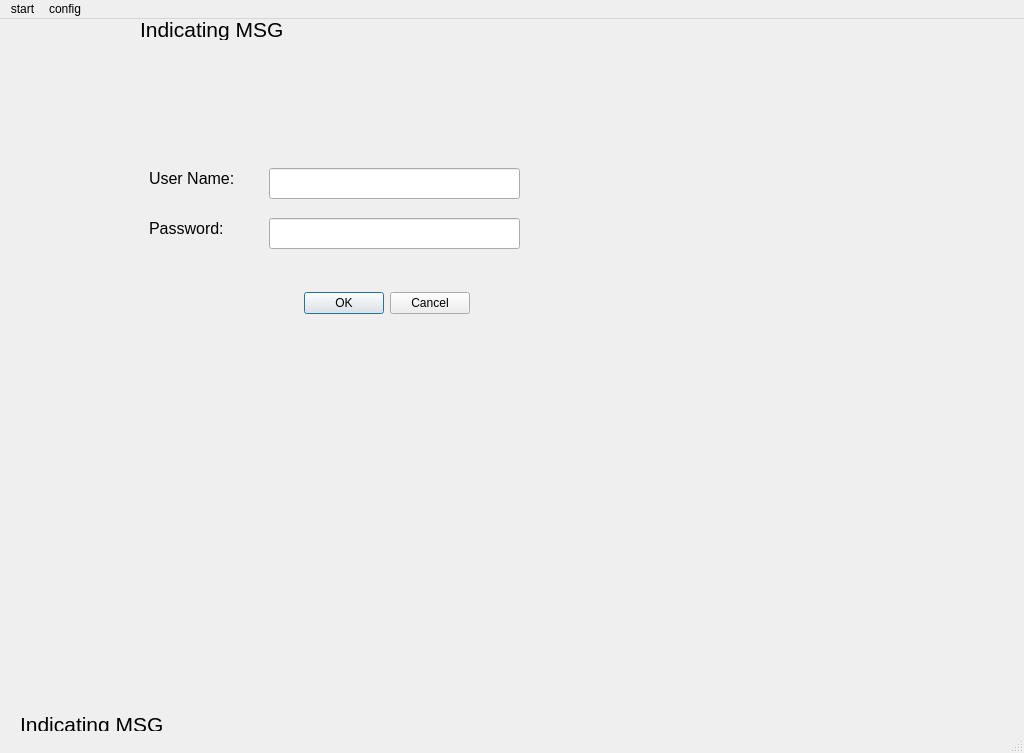
Above: mainwindow.ui from maliwei316/CR519 before the change. Below: the same form after it.
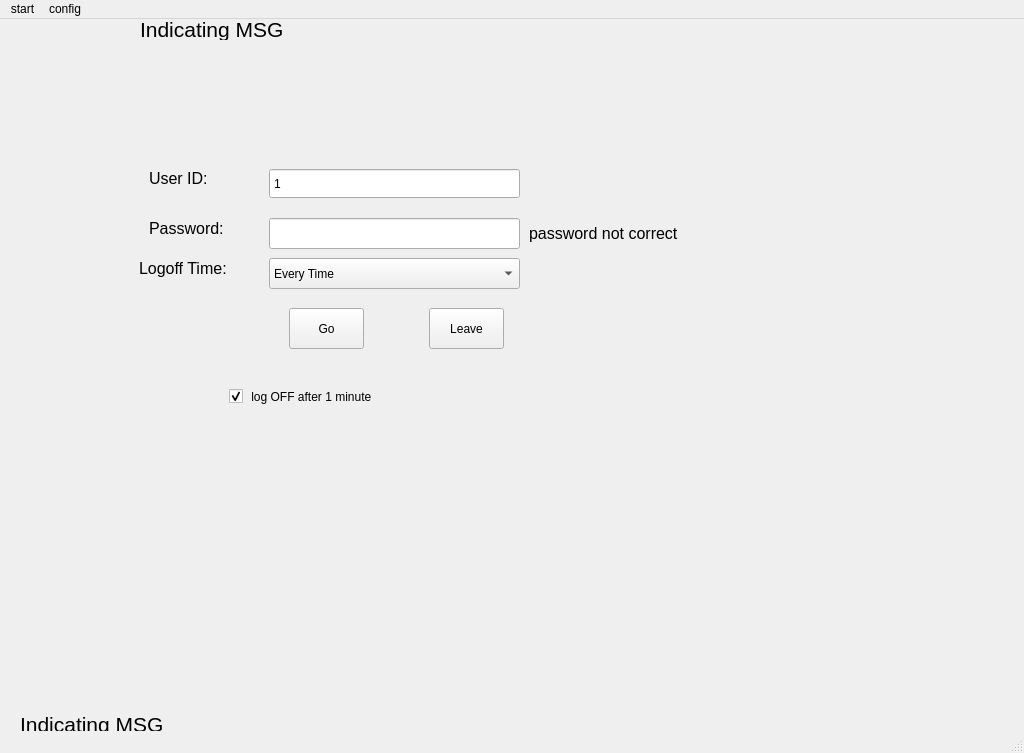
That is the form after the change. The open tabs and pages were chosen to show the change. Icons and pictures are not drawn.

The edit to the form file:
```diff
--- a/mainwindow.ui
+++ b/mainwindow.ui
@@ -14995,30 +14995,7 @@
        </font>
       </property>
       <property name="text">
-       <string>User Name:</string>
-      </property>
-     </widget>
-     <widget class="QLineEdit" name="lineEdit_userName">
-      <property name="geometry">
-       <rect>
-        <x>260</x>
-        <y>140</y>
-        <width>251</width>
-        <height>31</height>
-       </rect>
-      </property>
-     </widget>
-     <widget class="QDialogButtonBox" name="buttonBox_logon">
-      <property name="geometry">
-       <rect>
-        <x>290</x>
-        <y>250</y>
-        <width>171</width>
-        <height>51</height>
-       </rect>
-      </property>
-      <property name="standardButtons">
-       <set>QDialogButtonBox::Cancel|QDialogButtonBox::Ok</set>
+       <string>User ID:</string>
       </property>
      </widget>
      <widget class="QLabel" name="label_150">
@@ -15052,6 +15029,138 @@
        <enum>QLineEdit::Password</enum>
       </property>
      </widget>
+     <widget class="QCheckBox" name="checkBox_autoLogOff">
+      <property name="geometry">
+       <rect>
+        <x>220</x>
+        <y>360</y>
+        <width>211</width>
+        <height>17</height>
+       </rect>
+      </property>
+      <property name="text">
+       <string> log OFF after 1 minute</string>
+      </property>
+      <property name="checked">
+       <bool>true</bool>
+      </property>
+     </widget>
+     <widget class="QSpinBox" name="UserID_spinbox">
+      <property name="geometry">
+       <rect>
+        <x>260</x>
+        <y>140</y>
+        <width>251</width>
+        <height>31</height>
+       </rect>
+      </property>
+      <property name="buttonSymbols">
+       <enum>QAbstractSpinBox::NoButtons</enum>
+      </property>
+      <property name="minimum">
+       <number>1</number>
+      </property>
+      <property name="maximum">
+       <number>5</number>
+      </property>
+     </widget>
+     <widget class="QPushButton" name="pushButton_logIN_leave">
+      <property name="geometry">
+       <rect>
+        <x>420</x>
+        <y>280</y>
+        <width>75</width>
+        <height>41</height>
+       </rect>
+      </property>
+      <property name="text">
+       <string>Leave</string>
+      </property>
+     </widget>
+     <widget class="QPushButton" name="pushButton_logIN_GO">
+      <property name="geometry">
+       <rect>
+        <x>280</x>
+        <y>280</y>
+        <width>75</width>
+        <height>41</height>
+       </rect>
+      </property>
+      <property name="text">
+       <string>Go</string>
+      </property>
+     </widget>
+     <widget class="QLabel" name="label_password_wrong">
+      <property name="geometry">
+       <rect>
+        <x>520</x>
+        <y>190</y>
+        <width>171</width>
+        <height>31</height>
+       </rect>
+      </property>
+      <property name="font">
+       <font>
+        <pointsize>12</pointsize>
+       </font>
+      </property>
+      <property name="text">
+       <string>password not correct</string>
+      </property>
+     </widget>
+     <widget class="QComboBox" name="comboBox_LogOffTime">
+      <property name="geometry">
+       <rect>
+        <x>260</x>
+        <y>230</y>
+        <width>251</width>
+        <height>31</height>
+       </rect>
+      </property>
+      <item>
+       <property name="text">
+        <string>Every Time</string>
+       </property>
+      </item>
+      <item>
+       <property name="text">
+        <string>1 Minute</string>
+       </property>
+      </item>
+      <item>
+       <property name="text">
+        <string>5 Minutes</string>
+       </property>
+      </item>
+      <item>
+       <property name="text">
+        <string>10 Minutes</string>
+       </property>
+      </item>
+      <item>
+       <property name="text">
+        <string>Never</string>
+       </property>
+      </item>
+     </widget>
+     <widget class="QLabel" name="label_LogOffTime">
+      <property name="geometry">
+       <rect>
+        <x>130</x>
+        <y>220</y>
+        <width>101</width>
+        <height>41</height>
+       </rect>
+      </property>
+      <property name="font">
+       <font>
+        <pointsize>12</pointsize>
+       </font>
+      </property>
+      <property name="text">
+       <string>Logoff Time:</string>
+      </property>
+     </widget>
     </widget>
     <widget class="QWidget" name="TextRegiste">
      <widget class="QTextEdit" name="textEdit_sysRegistedText">
```
Left out of the diff: 16 changed lines with no effect on the pictures.
